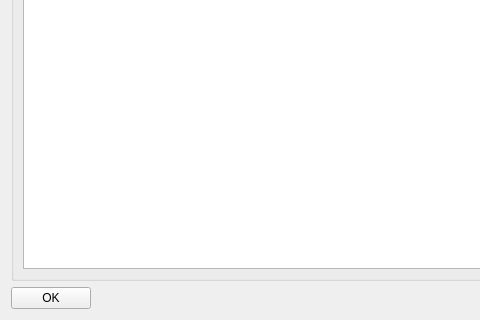
Qt form code/nel/tools/3d/object_viewer_qt/src/plugins/material_editor/material_properties.ui (ryzom/ryzomcore) before a commit; both pictures show x 0 to 480 and y 184 to 504 of the 669 by 504 pixel window.
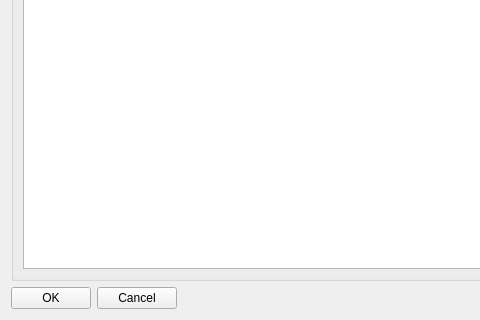
The same form after that commit.

Commit message:
Adding / Removing properties will now work.
branch : gsoc2013-dfighter

```diff
--- a/code/nel/tools/3d/object_viewer_qt/src/plugins/material_editor/material_properties.ui
+++ b/code/nel/tools/3d/object_viewer_qt/src/plugins/material_editor/material_properties.ui
@@ -144,6 +144,19 @@
        </property>
       </widget>
      </item>
+     <item>
+      <widget class="QPushButton" name="cancelButton">
+       <property name="sizePolicy">
+        <sizepolicy hsizetype="Fixed" vsizetype="Fixed">
+         <horstretch>0</horstretch>
+         <verstretch>0</verstretch>
+        </sizepolicy>
+       </property>
+       <property name="text">
+        <string>Cancel</string>
+       </property>
+      </widget>
+     </item>
      <item>
       <spacer name="horizontalSpacer">
        <property name="orientation">
```
Left out of the diff: 6 changed lines with no effect on the pictures. The commit also changes 8 other files.
